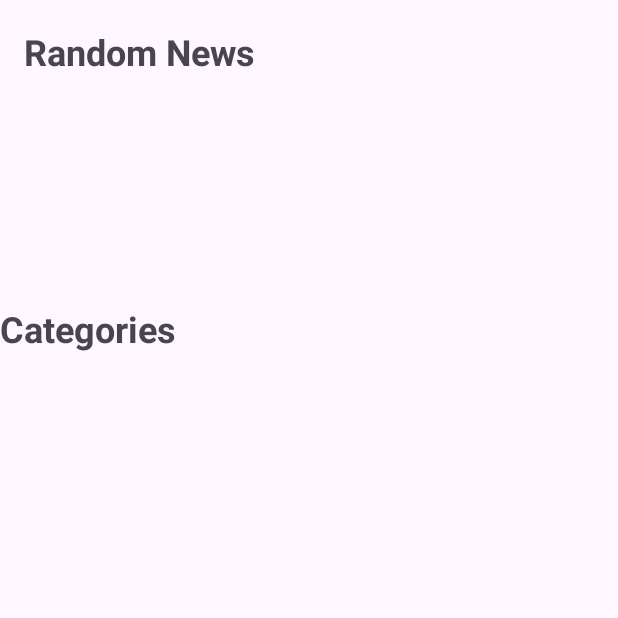
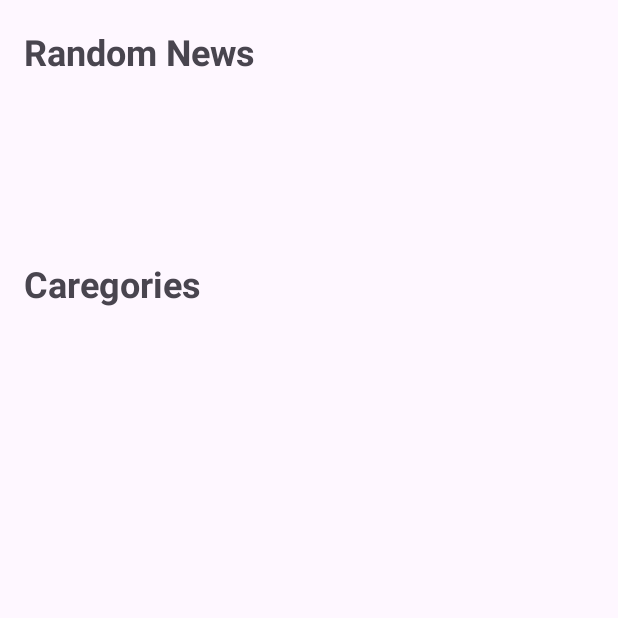
Before and after one commit to AnasAyman13/Newsly, an Android app: the fragment HomeFragment shown on its own in the app's theme, on a phone screen of 412 x 824 dp, the top half of it. Run offline under Robolectric (Android 15) with nearby library versions, the phone set to English and light mode, and no system bars; 1 statement that could not run was skipped.

Commit message:
Fix: error in Home

```diff
--- a/app/src/main/res/layout/fragment_home.xml
+++ b/app/src/main/res/layout/fragment_home.xml
@@ -1,57 +1,50 @@
 <?xml version="1.0" encoding="utf-8"?>
-<androidx.constraintlayout.widget.ConstraintLayout
-    xmlns:android="http://schemas.android.com/apk/res/android"
+<androidx.constraintlayout.widget.ConstraintLayout xmlns:android="http://schemas.android.com/apk/res/android"
     xmlns:tools="http://schemas.android.com/tools"
-    xmlns:app="http://schemas.android.com/apk/res-auto"
     android:layout_width="match_parent"
     android:layout_height="match_parent"
-    tools:context=".HomeFragment">
+    xmlns:app="http://schemas.android.com/apk/res-auto"
+    tools:context=".HomeFragment"
+    >
 
-    <!-- Random News Title -->
+    <!-- TODO: Update blank fragment layout -->
     <TextView
         android:id="@+id/Random_tv"
         android:layout_width="wrap_content"
         android:layout_height="wrap_content"
         android:text="Random News"
         android:layout_marginTop="18dp"
-        android:layout_marginStart="16dp"
+
         android:textSize="24sp"
         android:textStyle="bold"
+        android:layout_marginStart="16dp"
         app:layout_constraintStart_toStartOf="parent"
-        app:layout_constraintTop_toTopOf="parent"/>
-
-    <!-- Random News RecyclerView -->
+        app:layout_constraintTop_toTopOf="parent"
+        />
     <androidx.recyclerview.widget.RecyclerView
         android:id="@+id/RandomNewsRacycler"
-        android:layout_width="match_parent"
-        android:layout_height="120dp"
+        android:layout_width="wrap_content"
+        android:layout_height="90sp"
         android:layout_margin="16dp"
         app:layout_constraintStart_toStartOf="parent"
-        app:layout_constraintEnd_toEndOf="parent"
-        app:layout_constraintTop_toBottomOf="@id/Random_tv"
-        tools:listitem="@layout/item_news"/>
-
-    <!-- Categories Title -->
+        app:layout_constraintTop_toBottomOf="@id/Random_tv"/>
     <TextView
         android:id="@+id/categories_tv"
         android:layout_width="wrap_content"
         android:layout_height="wrap_content"
-        android:text="Categories"
+        android:text="Caregories"
+        app:layout_constraintTop_toBottomOf="@id/RandomNewsRacycler"
         android:textSize="24sp"
         android:textStyle="bold"
         android:layout_marginTop="16dp"
-        app:layout_constraintStart_toStartOf="parent"
-        app:layout_constraintTop_toBottomOf="@id/RandomNewsRacycler"/>
-
-    <!-- Categories RecyclerView -->
+        app:layout_constraintStart_toStartOf="@id/RandomNewsRacycler"/>
     <androidx.recyclerview.widget.RecyclerView
         android:id="@+id/categoriesRacycler"
-        android:layout_width="match_parent"
-        android:layout_height="120dp"
+        android:layout_width="wrap_content"
+        android:layout_height="90sp"
         android:layout_margin="16dp"
         app:layout_constraintStart_toStartOf="parent"
-        app:layout_constraintEnd_toEndOf="parent"
-        app:layout_constraintTop_toBottomOf="@id/categories_tv"
-        tools:listitem="@layout/item_category"/>
+        app:layout_constraintTop_toBottomOf="@id/categories_tv"/>
+
 
 </androidx.constraintlayout.widget.ConstraintLayout>
--- a/app/src/main/res/values/colors.xml
+++ b/app/src/main/res/values/colors.xml
@@ -8,5 +8,7 @@
     <color name="subtle_gray">#BFC9C6</color>
 
     <color name="lavunder">#8692f7</color>
+    <color name="Blue"> #072265
+    </color>
 
 </resources>
```
Also changed, not shown: app/src/main/java/com/news/app/MainActivity.kt (+28 -2 lines), app/src/main/res/layout/activity_main.xml (+108 -42 lines), app/src/main/res/navigation/nav_graph.xml (+3 -7 lines).
